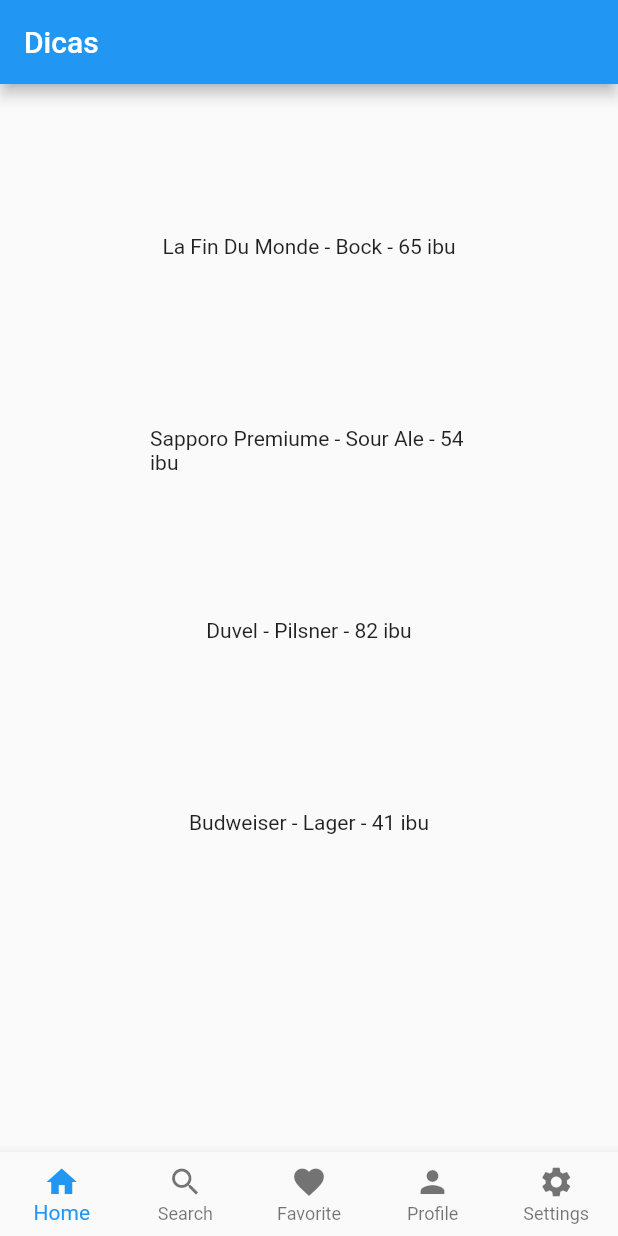
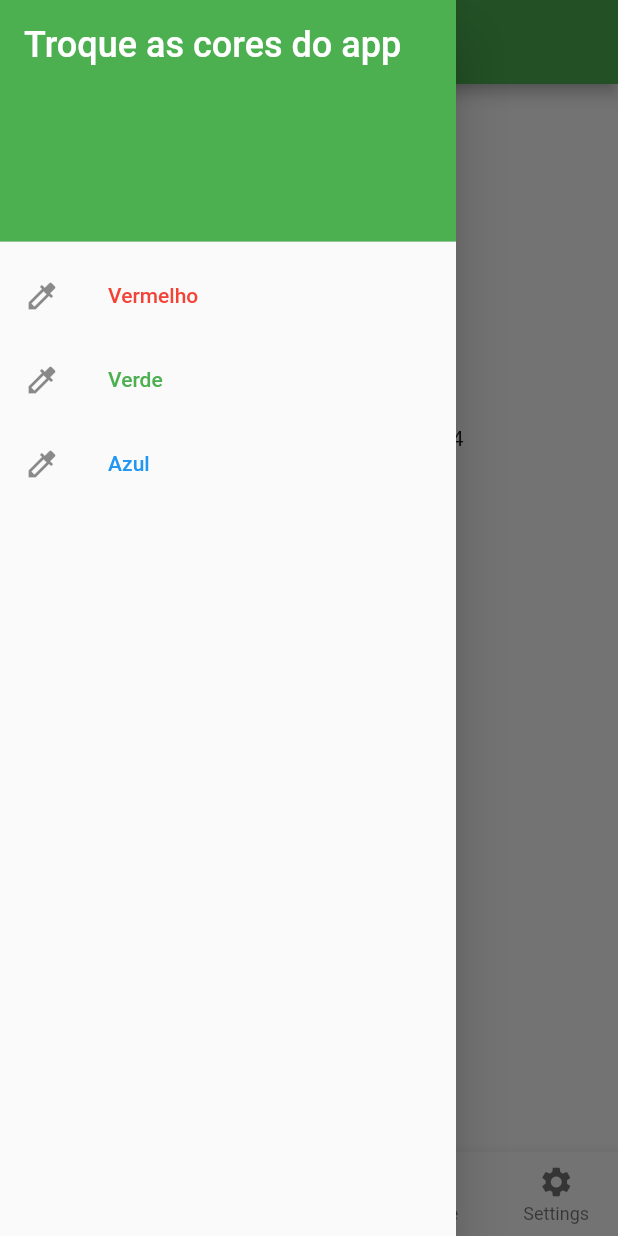
Before and after one commit to CharlesEdu07/Atividade4POO, a Flutter app: the screen it shows after launch, with the side drawer open (before the commit the screen has no drawer), on a phone screen of 412 x 824 dp. Run offline on Flutter 3.47's test engine with Material 2 defaults, Android fonts, the light colour scheme and no system bars.

Commit message:
Adicionando sidenavbar com opção de mudar cores da navbar

```diff
--- /dev/null
+++ b/lib/components/custom_appbar.dart
@@ -0,0 +1,10 @@
+import 'package:flutter/material.dart';
+
+class CustomAppBar extends StatelessWidget {
+  const CustomAppBar({super.key});
+
+  @override
+  Widget build(BuildContext context) {
+    return const Placeholder();
+  }
+}
--- /dev/null
+++ b/lib/components/navbar.dart
@@ -0,0 +1,61 @@
+import 'package:flutter/material.dart';
+
+class Navbar extends StatelessWidget {
+  final Function changeColor;
+
+  Navbar({required this.changeColor});
+
+  @override
+  Widget build(BuildContext context) {
+    return Drawer(
+      child: ListView(
+        padding: EdgeInsets.zero,
+        children: <Widget>[
+          const DrawerHeader(
+            decoration: BoxDecoration(
+              color: Colors.green,
+            ),
+            child: Text('Troque as cores do app',
+                style: TextStyle(
+                  color: Colors.white,
+                  fontSize: 24,
+                )),
+          ),
+          ListTile(
+            leading: const Icon(Icons.colorize),
+            title: const Text('Vermelho',
+                style: TextStyle(
+                  color: Colors.red,
+                )),
+            onTap: () {
+              changeColor(Colors.red);
+              Navigator.pop(context);
+            },
+          ),
+          ListTile(
+            leading: const Icon(Icons.colorize),
+            title: const Text('Verde',
+                style: TextStyle(
+                  color: Colors.green,
+                )),
+            onTap: () {
+              changeColor(Colors.green);
+              Navigator.pop(context);
+            },
+          ),
+          ListTile(
+            leading: const Icon(Icons.colorize),
+            title: const Text('Azul',
+                style: TextStyle(
+                  color: Colors.blue,
+                )),
+            onTap: () {
+              changeColor(Colors.blue);
+              Navigator.pop(context);
+            },
+          )
+        ],
+      ),
+    );
+  }
+}
--- a/lib/main.dart
+++ b/lib/main.dart
@@ -2,6 +2,7 @@
 import './models/drinks.dart';
 import './components/list_drinks.dart';
 import './components/bottom_navbar_items.dart';
+import 'components/navbar.dart';
 
 void main() {
   runApp(const TipsApp());
@@ -15,14 +16,19 @@
     return MaterialApp(
       title: 'Dicas',
       theme: ThemeData(
-        primarySwatch: Colors.blue,
+        primarySwatch: Colors.green,
       ),
       home: MyHomePage(),
     );
   }
 }
 
-class MyHomePage extends StatelessWidget {
+class MyHomePage extends StatefulWidget {
+  @override
+  State<MyHomePage> createState() => _MyHomePageState();
+}
+
+class _MyHomePageState extends State<MyHomePage> {
   final _drinks = [
     Drink(description: "La Fin Du Monde - Bock - 65 ibu"),
     Drink(description: "Sapporo Premiume - Sour Ale - 54 ibu"),
@@ -38,11 +44,21 @@
     {"label": "Settings", "icon": Icons.settings}
   ];
 
+  Color _appBarColor = Colors.green;
+
+  void _changeColor(Color color) {
+    setState(() {
+      _appBarColor = color;
+    });
+  }
+
   @override
   Widget build(BuildContext context) {
     return Scaffold(
+      drawer: Navbar(changeColor: _changeColor),
       appBar: AppBar(
         title: const Text('Dicas'),
+        backgroundColor: _appBarColor,
       ),
       body: Center(
         child: Container(
```
